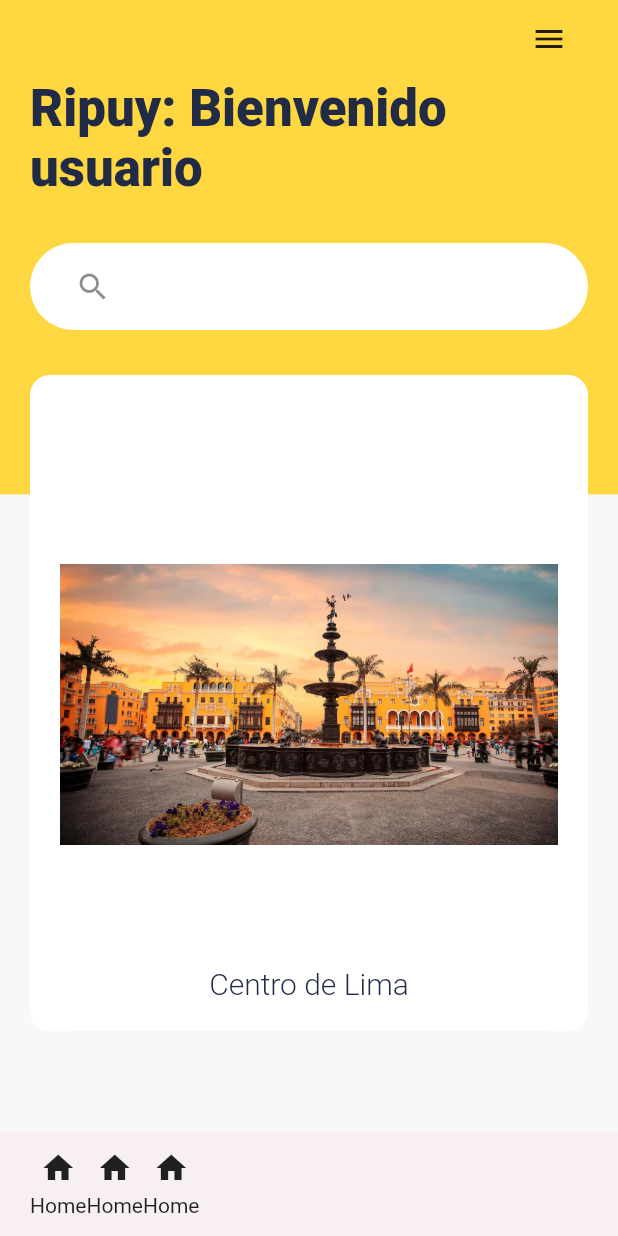
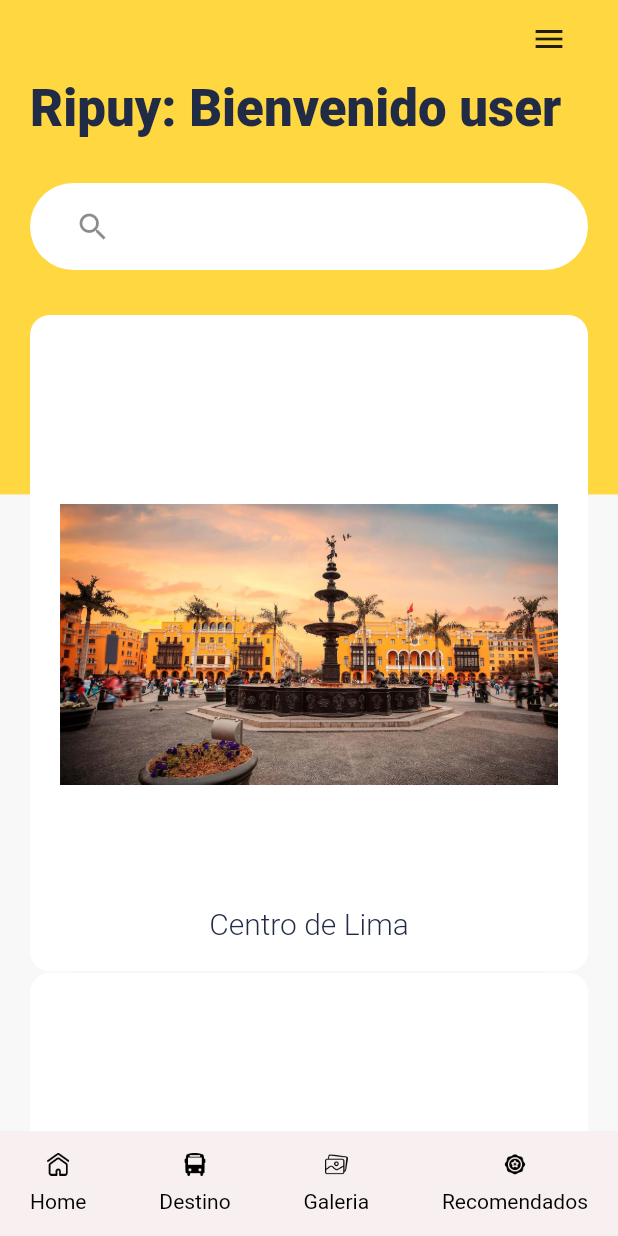
Before and after one commit to Sagender/Aplicativo-flutter, a Flutter app: the screen it shows after launch, on a phone screen of 412 x 824 dp. Run offline on Flutter 3.47's test engine with Material 2 defaults, Android fonts, the light colour scheme and no system bars.

Commit message:
Barra de navegación terminada

```diff
--- a/app_resonance/lib/main.dart
+++ b/app_resonance/lib/main.dart
@@ -1,5 +1,3 @@
-// ignore_for_file: use_key_in_widget_constructors, prefer_const_literals_to_create_immutables, prefer_const_constructors, duplicate_ignore
-
 import 'package:app_resonance/screens/homeScreen.dart';
 import 'package:flutter/material.dart';
 
--- a/app_resonance/lib/screens/homeScreen.dart
+++ b/app_resonance/lib/screens/homeScreen.dart
@@ -14,10 +14,64 @@ class HomeScreen extends StatelessWidget {
         height: 70,
         color: Color.fromARGB(255, 248, 240, 240),
         child: Row(
+          mainAxisAlignment: MainAxisAlignment.spaceBetween,
           children: <Widget>[
-            BottomNavItem(),
-            BottomNavItem(),
-            BottomNavItem(),
+            GestureDetector(
+              onTap: () {},
+              child: Column(
+                mainAxisAlignment: MainAxisAlignment.spaceAround,
+                children: <Widget>[
+                  Image.asset(
+                    "assets/icons/Inicio.png",
+                    height: 15,
+                    width: 15,
+                  ),
+                  Text("Home", style: TextStyle(color: Colors.black)),
+                ],
+              ),
+            ),
+            GestureDetector(
+              onTap: () {},
+              child: Column(
+                mainAxisAlignment: MainAxisAlignment.spaceAround,
+                children: <Widget>[
+                  Image.asset(
+                    "assets/icons/destino.png",
+                    height: 15,
+                    width: 15,
+                  ),
+                  Text("Destino", style: TextStyle(color: Colors.black)),
+                ],
+              ),
+            ),
+            GestureDetector(
+              onTap: () {},
+              child: Column(
+                mainAxisAlignment: MainAxisAlignment.spaceAround,
+                children: <Widget>[
+                  Image.asset(
+                    "assets/icons/galeria.png",
+                    height: 15,
+                    width: 15,
+                  ),
+                  Text("Galeria", style: TextStyle(color: Colors.black)),
+                ],
+              ),
+            ),
+            GestureDetector(
+              onTap: () {},
+              child: Column(
+                mainAxisAlignment: MainAxisAlignment.spaceAround,
+                children: <Widget>[
+                  Image.asset(
+                    "assets/icons/recomendado.png",
+                    height: 15,
+                    width: 15,
+                  ),
+                  Text("Recomendados", style: TextStyle(color: Colors.black)),
+                ],
+              ),
+            )
           ],
         ),
       ),
@@ -50,7 +104,7 @@ class HomeScreen extends StatelessWidget {
                     ),
                   ),
                   Text(
-                    "Ripuy: Bienvenido usuario ",
+                    "Ripuy: Bienvenido user ",
                     style: Theme.of(context)
                         .textTheme
                         .headline4
@@ -81,11 +135,10 @@ class HomeScreen extends StatelessWidget {
                           image: "assets/image/CentroLima.jpg",
                           press: () {},
                         ),
-                        /*cardContainer(
+                        cardContainer(
                             title: "Chorrillos",
                             image: "assets/image/Lima1.jpg",
                             press: () {}),
-
                         cardContainer(
                           title: "Como te dejaron",
                           image: "assets/image/pilates.png",
@@ -95,7 +148,7 @@ class HomeScreen extends StatelessWidget {
                           title: "Ella no te ama",
                           image: "assets/image/pilates.png",
                           press: () {},
-                        )*/
+                        )
                       ],
                     ),
                   ),
@@ -107,17 +160,4 @@ class HomeScreen extends StatelessWidget {
       ),
     );
   }
-
-  GestureDetector BottomNavItem() {
-    return GestureDetector(
-      onTap: () {},
-      child: Column(
-        mainAxisAlignment: MainAxisAlignment.spaceAround,
-        children: <Widget>[
-          Icon(Icons.home),
-          Text("Home"),
-        ],
-      ),
-    );
-  }
 }
--- a/app_resonance/lib/widget/category_card.dart
+++ b/app_resonance/lib/widget/category_card.dart
@@ -36,7 +36,9 @@ class cardContainer extends StatelessWidget {
         child: Material(
           color: Colors.transparent,
           child: InkWell(
-            onTap: () {}, //parece un error ¿No sé cuál?
+            onTap: () {
+              press;
+            }, //parece un error ¿No sé cuál?//se solucionó
             child: Padding(
               padding: const EdgeInsets.all(20.0),
               child: Column(
```
Also changed, not shown: app_resonance/lib/widget/bottomNav.dart (added, +34 -0 lines), app_resonance/assets/icons/Inicio.png (added), app_resonance/assets/icons/destino.png (added), app_resonance/assets/icons/galeria.png (added), app_resonance/assets/icons/lista.png (added), app_resonance/assets/icons/lupa.png (added), app_resonance/assets/icons/menu.png (deleted), app_resonance/assets/icons/menu.svg (deleted), app_resonance/assets/icons/recomendado.png (added).
